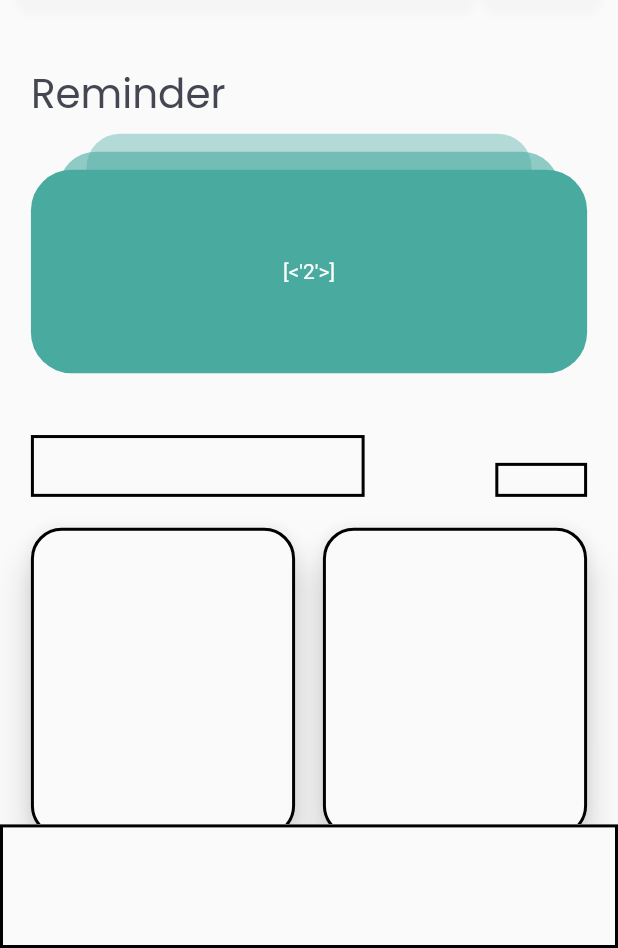
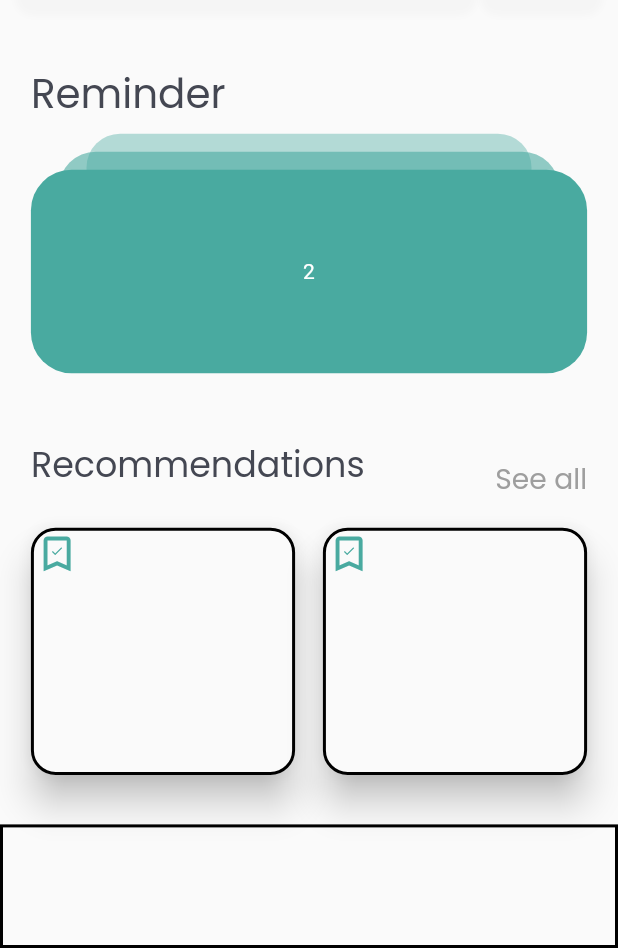
Before and after one commit to dalyathan/job-search, a Flutter app: the screen it shows after launch, on a phone screen of 412 x 824 dp, the part 288-1236 px from its top. Run offline on Flutter 3.47's test engine with Material 2 defaults, Android fonts, the phone set to English and light mode, and no system bars; our stand-ins replace google_fonts.

Commit message:
right swipeable notfications tab is done and the vacancy list is in the making

```diff
--- a/lib/components/home/recommendations.dart
+++ b/lib/components/home/recommendations.dart
@@ -1,5 +1,6 @@
 import 'package:flutter/material.dart';
 import 'package:job_search/components/home/vacancy.dart';
+import 'package:job_search/theme.dart';
 
 class Recommendations extends StatelessWidget {
   final double width;
@@ -9,7 +10,7 @@ class Recommendations extends StatelessWidget {
   Widget build(BuildContext context) {
     Size size = MediaQuery.of(context).size;
     double vacancyWidth = width * 0.475;
-    double vacancyHeight = size.height * 0.25;
+    double vacancyHeight = size.height * 0.2;
     return Column(
       children: [
         Row(
@@ -19,14 +20,26 @@ class Recommendations extends StatelessWidget {
               Container(
                 width: width * 0.6,
                 height: size.height * 0.05,
-                decoration: BoxDecoration(
-                    border: Border.all(color: Colors.black, width: 2)),
+                child: FittedBox(
+                    fit: BoxFit.fitWidth,
+                    child: Text("Recommendations",
+                        style: MyTheme.style.copyWith(
+                          color: MyTheme.blackish,
+                        ))),
+                // decoration: BoxDecoration(
+                //     border: Border.all(color: Colors.black, width: 2)),
               ),
               Container(
                 width: width * 0.165,
                 height: size.height * 0.0275,
-                decoration: BoxDecoration(
-                    border: Border.all(color: Colors.black, width: 2)),
+                child: FittedBox(
+                    fit: BoxFit.fitWidth,
+                    child: Text("See all",
+                        style: MyTheme.style.copyWith(
+                          color: Colors.grey,
+                        ))),
+                // decoration: BoxDecoration(
+                //     border: Border.all(color: Colors.black, width: 2)),
               )
             ]),
         SizedBox(
--- a/lib/components/home/reminder.dart
+++ b/lib/components/home/reminder.dart
@@ -29,7 +29,10 @@ class Reminder extends StatelessWidget {
             // decoration: BoxDecoration(
             //     border: Border.all(color: Colors.black, width: 2)),
           ),
-          ReminderStack(width: width, height: height * 0.775)
+          ReminderStack(
+            width: width,
+            height: height * 0.775,
+          )
         ],
       ),
     );
--- a/lib/components/home/reminder_card.dart
+++ b/lib/components/home/reminder_card.dart
@@ -3,47 +3,75 @@ import 'package:job_search/theme.dart';
 
 import '../../models/reminder_card_props.dart';
 
-class ReminderCard extends StatelessWidget {
+class ReminderCard extends StatefulWidget {
   final ReminderCardProps props;
   final VoidCallback? onSwipeRightEnd;
   final double contaierWidth;
-  final double leftOffset;
+  final bool showContent;
+  final bool swipeRight;
+  final Widget content;
   const ReminderCard(
       {Key? key,
       required this.props,
       required this.onSwipeRightEnd,
       required this.contaierWidth,
-      required this.leftOffset})
+      required this.showContent,
+      required this.swipeRight,
+      required this.content})
       : super(key: key);
 
+  @override
+  State<ReminderCard> createState() => _ReminderCardState();
+}
+
+class _ReminderCardState extends State<ReminderCard> {
   final Duration animationsDuration = const Duration(milliseconds: 350);
-  //late ReminderCardProps currentProps;
+  bool isInTransition = false;
+  late double leftOffset;
+
+  @override
+  void initState() {
+    super.initState();
+    leftOffset = (widget.contaierWidth - widget.props.width) * 0.5;
+  }
+
+  @override
+  void didUpdateWidget(covariant ReminderCard oldWidget) {
+    super.didUpdateWidget(oldWidget);
+    if (widget.swipeRight) {
+      leftOffset = widget.contaierWidth;
+    } else if (leftOffset != widget.contaierWidth) {
+      leftOffset = (widget.contaierWidth - widget.props.width) * 0.5;
+    }
+  }
 
   @override
   Widget build(BuildContext context) {
-    assert(props.opacity <= 1);
-    return AnimatedPositioned(
-      key: key,
-      top: props.top,
+    assert(widget.props.opacity <= 1);
+    return Visibility(
+      visible: isInTransition ? false : true,
+      child: AnimatedPositioned(
+        key: widget.key,
+        top: widget.props.top,
         left: leftOffset,
         onEnd: () {
-        if (onSwipeRightEnd != null) {
-          onSwipeRightEnd!();
+          if (widget.onSwipeRightEnd != null) {
+            widget.onSwipeRightEnd!();
           }
         },
         duration: animationsDuration,
         child: AnimatedContainer(
           duration: animationsDuration,
-        width: props.width,
-        height: props.height,
-        child: Center(
-            child: Text(
-          key.toString(),
-          style: const TextStyle(color: Colors.white),
-        )),
+          width: widget.props.width,
+          height: widget.props.height,
+          child: Visibility(
+            visible: widget.showContent,
+            child: Center(child: widget.content),
+          ),
           decoration: BoxDecoration(
-            color: MyTheme.greenish.withOpacity(props.opacity),
-            borderRadius: BorderRadius.circular(props.height * 0.2)),
+              color: MyTheme.greenish.withOpacity(widget.props.opacity),
+              borderRadius: BorderRadius.circular(widget.props.height * 0.2)),
+        ),
       ),
     );
   }
--- a/lib/components/home/reminder_stack.dart
+++ b/lib/components/home/reminder_stack.dart
@@ -6,8 +6,11 @@ import 'reminder_card.dart';
 class ReminderStack extends StatefulWidget {
   final double width;
   final double height;
-  const ReminderStack({Key? key, required this.width, required this.height})
-      : super(key: key);
+  const ReminderStack({
+    Key? key,
+    required this.width,
+    required this.height,
+  }) : super(key: key);
 
   @override
   State<ReminderStack> createState() => _ReminderStackState();
@@ -16,71 +19,58 @@ class ReminderStack extends StatefulWidget {
 class _ReminderStackState extends State<ReminderStack> {
   bool isSwipeRight = false;
   late List<double> topOffsetStartValues;
-  // late List<double> leftOffsetStartValues;
-  // late List<double> widthStartValues;
-  // late List<double> opacityStartValues;
-  late List<ReminderCardProps> propsList;
-  // late List<double> heightValues;
-  late ReminderCardProps card0Props;
-  late ReminderCardProps card1Props;
-  late ReminderCardProps card2Props;
+  late List<ReminderCardProps> propsValueList;
+  List<ReminderCardProps> propsStateList = [];
   late double gapBetweenCards;
   int currentCard = -1;
   int nextCard = 2;
+  int numberOfCards = 3;
 
   @override
   void initState() {
-    // TODO: implement initState
     super.initState();
-    double gapBetweenCards = widget.height * 0.075;
+    List<double> heightValues = [
+      widget.height * 0.7,
+      widget.height * 0.775,
+      widget.height * 0.85
+    ];
+    double gapBetweenCards =
+        (widget.height - heightValues[heightValues.length - 1]) /
+            (numberOfCards - 1);
     topOffsetStartValues = [0, gapBetweenCards, 2 * gapBetweenCards];
     List<double> widthStartValues = [
       widget.width * 0.8,
       widget.width * 0.9,
       widget.width
     ];
-    // List<double> leftOffsetStartValues = [
-    //   (widget.width - widthStartValues[0]) * 0.5,
-    //   (widget.width - widthStartValues[1]) * 0.5,
-    //   (widget.width - widthStartValues[2]) * 0.5
-    // ];
     List<double> opacityStartValues = [0.4, 0.6, 1];
-    List<double> heightValues = [
-      widget.height * 0.7,
-      widget.height * 0.775,
-      widget.height * 0.85
-    ];
-    propsList = [
+    propsValueList = [
       ReminderCardProps(
         widthStartValues[0],
         heightValues[0],
         opacityStartValues[0],
         topOffsetStartValues[0],
-        // leftOffsetStartValues[0],
       ),
       ReminderCardProps(
         widthStartValues[1],
         heightValues[1],
         opacityStartValues[1],
         topOffsetStartValues[1],
-        // leftOffsetStartValues[1],
       ),
       ReminderCardProps(
         widthStartValues[2],
         heightValues[2],
         opacityStartValues[2],
         topOffsetStartValues[2],
-        // leftOffsetStartValues[2],
       )
     ];
-    card0Props = propsList[0];
-    card1Props = propsList[1];
-    card2Props = propsList[2];
+    for (ReminderCardProps propValue in propsValueList) {
+      propsStateList.add(propValue);
+    }
   }
 
   @override
   Widget build(BuildContext context) {
-    // double gap = widget.height * 0.075;
     return SizedBox(
       height: widget.height,
       width: widget.width,
@@ -106,61 +96,62 @@ class _ReminderStackState extends State<ReminderStack> {
           children: [
             ReminderCard(
               key: const Key('0'),
-              props: card0Props,
-              onSwipeRightEnd: currentCard == 0
-                  ? () => setState(() {
-                        nextCard = 2;
-                        currentCard = -1;
-                        isSwipeRight = false;
-                        card0Props = propsList[0];
-                        card1Props = propsList[1];
-                        card2Props = propsList[2];
-                      })
-                  : null,
+              props: propsStateList[0],
+              onSwipeRightEnd: null,
               contaierWidth: widget.width,
-              leftOffset: currentCard == 0
-                  ? widget.width
-                  : ((widget.width - card0Props.width) * 0.5),
+              showContent: nextCard == 0,
+              swipeRight: false,
+              content: const Text("No more notifications",
+                  style: TextStyle(
+                    color: Colors.white,
+                  )),
             ),
             ReminderCard(
               key: const Key('1'),
-              props: card1Props,
-              onSwipeRightEnd: currentCard == 1
-                  ? () => setState(() {
-                        nextCard = 0;
-                        currentCard = -1;
-                        isSwipeRight = false;
-                        card0Props = propsList[2];
-                        card1Props = propsList[0];
-                        card2Props = propsList[1];
-                      })
-                  : null,
+              props: propsStateList[1],
+              onSwipeRightEnd: currentCard == 1 ? () => swipe(1) : null,
               contaierWidth: widget.width,
-              leftOffset: currentCard == 1
-                  ? widget.width
-                  : ((widget.width - card1Props.width) * 0.5),
+              showContent: nextCard == 1,
+              swipeRight: currentCard == 1,
+              content: const Text("1",
+                  style: TextStyle(
+                    color: Colors.white,
+                  )),
             ),
             ReminderCard(
               key: const Key('2'),
-              props: card2Props,
-              onSwipeRightEnd: currentCard == 2
-                  ? () => setState(() {
-                        nextCard = 1;
-                        currentCard = -1;
-                        isSwipeRight = false;
-                        card1Props = propsList[2];
-                        card0Props = propsList[1];
-                        card2Props = propsList[0];
-                      })
-                  : null,
+              props: propsStateList[2],
+              onSwipeRightEnd: currentCard == 2 ? () => swipe(2) : null,
               contaierWidth: widget.width,
-              leftOffset: currentCard == 2
-                  ? widget.width
-                  : ((widget.width - card2Props.width) * 0.5),
+              showContent: nextCard == 2,
+              swipeRight: currentCard == 2,
+              content: const Text("2",
+                  style: TextStyle(
+                    color: Colors.white,
+                  )),
             )
           ],
         ),
       ),
     );
   }
+
+  swipe(int upto, {bool isRight = true}) {
+    List<ReminderCardProps> dummyprops = [];
+    for (ReminderCardProps stateValues in propsStateList) {
+      dummyprops.add(stateValues);
+    }
+    //int length = dummyprops.length;
+    if (isRight) {
+      for (int start = 0; start < upto; start++) {
+        dummyprops[start] = propsStateList[start + 1];
+      }
+    }
+    setState(() {
+      nextCard = upto - 1;
+      currentCard = -1;
+      isSwipeRight = false;
+      propsStateList = dummyprops;
+    });
+  }
 }
--- a/lib/components/home/vacancy.dart
+++ b/lib/components/home/vacancy.dart
@@ -1,4 +1,6 @@
 import 'package:flutter/material.dart';
+import 'package:job_search/icons/save.dart';
+import 'package:job_search/theme.dart';
 
 class Vacancy extends StatelessWidget {
   final double width;
@@ -15,6 +17,18 @@ class Vacancy extends StatelessWidget {
       child: Container(
         width: width,
         height: height,
+        child: Column(
+          children: [
+            Row(
+              children: [
+                Column(
+                  children: [],
+                ),
+                SaveIcon(isSaved: false, size: width * 0.175)
+              ],
+            )
+          ],
+        ),
         decoration: BoxDecoration(
             borderRadius: borderRadius,
             border: Border.all(color: Colors.black, width: 2)),
--- /dev/null
+++ b/lib/icons/save.dart
@@ -0,0 +1,31 @@
+import 'package:flutter/material.dart';
+import 'package:job_search/theme.dart';
+
+class SaveIcon extends StatelessWidget {
+  final bool isSaved;
+  final double size;
+  const SaveIcon({Key? key, required this.isSaved, required this.size})
+      : super(key: key);
+
+  @override
+  Widget build(BuildContext context) {
+    return Container(
+      // color: MyTheme.greenish,
+      child: Stack(alignment: Alignment.center, children: [
+        Positioned(
+          top: size * 0.3,
+          child: Icon(
+            Icons.check,
+            color: MyTheme.greenish,
+            size: size * 0.3,
+          ),
+        ),
+        Icon(
+          Icons.bookmark_border_outlined,
+          color: MyTheme.greenish,
+          size: size,
+        ),
+      ]),
+    );
+  }
+}
```
Lines whose indentation alone changed are shown as unchanged.
